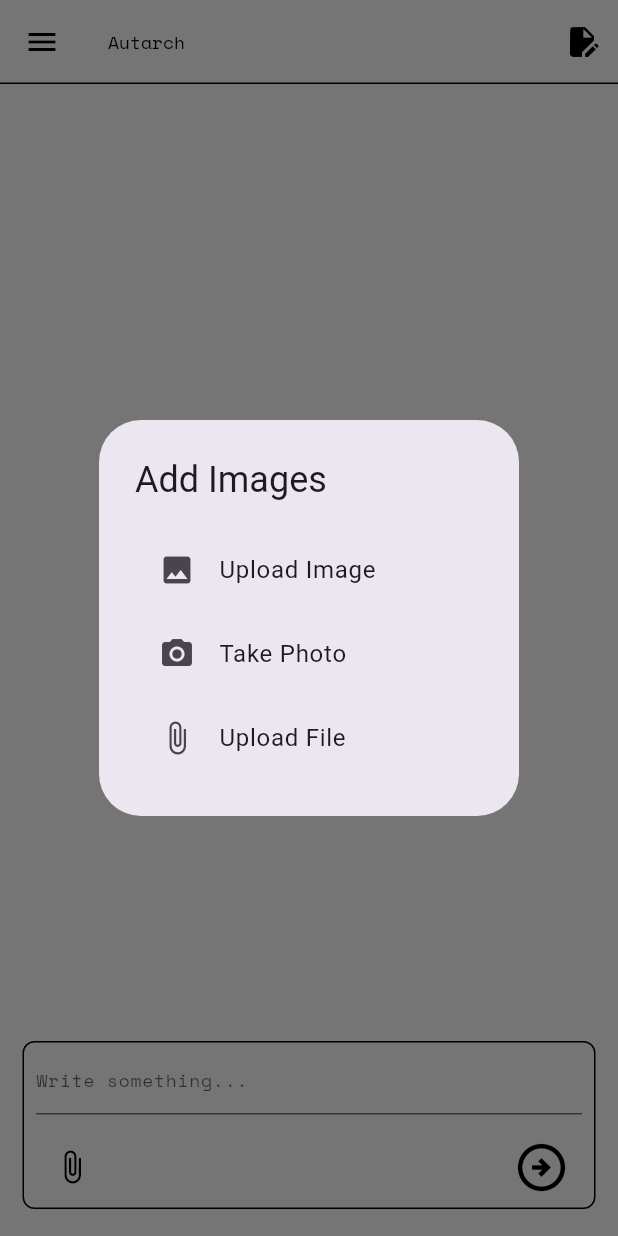
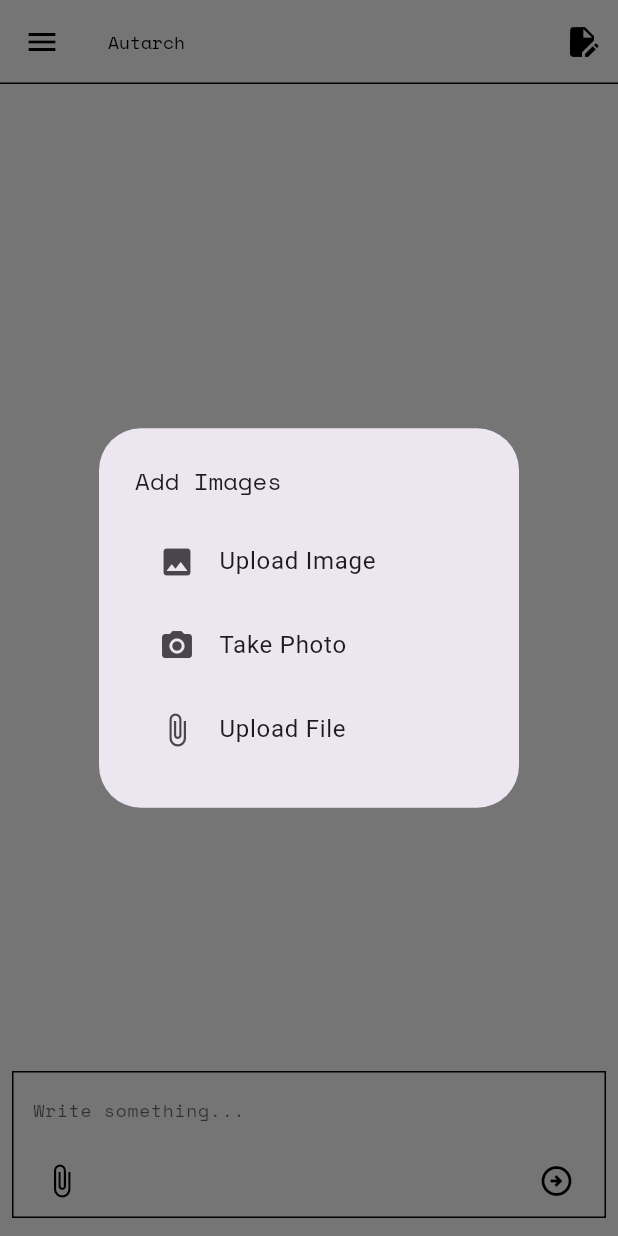
Before and after one commit to anujyadav140/autarchllm, a Flutter app: the screen it shows after launch, after a tap on the "attach file" icon, on a phone screen of 412 x 824 dp. Run offline on Flutter 3.47's test engine with Material 3 defaults, Android fonts, the light colour scheme and no system bars; our stand-ins replace file_picker, flutter_markdown, google_fonts, hive, hive_flutter, image_picker; missing offline and left inert: ollama_dart; accounts and stored records are empty; network calls fail.

Commit message:
styling changes and some fixes

```diff
--- a/lib/main.dart
+++ b/lib/main.dart
@@ -690,6 +690,8 @@ class _OllamaChatPageState extends State<OllamaChatPage> {
                         // Default Model
                         GestureDetector(
                           onTap: () {
+                            print(_defaultModel);
+                            print(serverUriController.text);
                             Navigator.of(context).push(MaterialPageRoute(builder: (context) => ModelInformationPage(url: serverUriController.text, modelName: _defaultModel,)));
                           },
                           child: Row(
@@ -948,7 +950,7 @@ class _OllamaChatPageState extends State<OllamaChatPage> {
       context: context,
       builder: (BuildContext context) {
         return AlertDialog(
-          title: const Text('Add Images'),
+          title: Text('Add Images', style: GoogleFonts.spaceMono(fontSize: Theme.of(context).textTheme.bodyLarge?.fontSize),),
           content: SingleChildScrollView(
             child: ListBody(
               children: <Widget>[
@@ -1019,9 +1021,14 @@ class _OllamaChatPageState extends State<OllamaChatPage> {
                   fontSize: Theme.of(context).textTheme.bodySmall?.fontSize,
                 ),
               ),
-              const SizedBox(width: 12),
+              const SizedBox(width: 25),
               if (_modelOptions.isNotEmpty)
-                DropdownButton<String>(
+                Container(
+                  width: 125,
+                  child: DropdownButton<String>(
+                    isDense: true,
+                    isExpanded: true,
+                    style: GoogleFonts.spaceMono(color: textColor,fontSize: Theme.of(context).textTheme.bodySmall?.fontSize),
                     dropdownColor: isLight ? Colors.white : Colors.grey[800],
                     iconEnabledColor: iconColor,
                     value: _defaultModel.isNotEmpty
@@ -1044,6 +1051,7 @@ class _OllamaChatPageState extends State<OllamaChatPage> {
                       final box = Hive.box('settings');
                       await box.put('defaultModel', _defaultModel);
                     },
+                  ),
                 ),
             ],
           ),
@@ -1080,23 +1088,24 @@ class _OllamaChatPageState extends State<OllamaChatPage> {
                 child: ListView(
                   padding: EdgeInsets.zero,
                   children: [
-                    DrawerHeader(
-                      decoration: BoxDecoration(
-                        color: isLight ? Colors.blue : Colors.grey[800],
-                      ),
-                      child: Column(
-                        children: [
-                          Text(
-                            'Your Chats',
-                            style: GoogleFonts.spaceMono(
-                              color: Colors.white,
-                               fontSize: Theme.of(context).textTheme.bodyLarge?.fontSize,
-                            ),
-                          ),
-                        ],
+                    // DrawerHeader(
+                    //   decoration: BoxDecoration(
+                    //     color: isLight ? Colors.blue : Colors.grey[800],
+                    //   ),
+                    //   child: Column(
+                    //     children: [
+                    //       Text(
+                    //         'Your Chats',
+                    //         style: GoogleFonts.spaceMono(
+                    //           color: Colors.white,
+                    //            fontSize: Theme.of(context).textTheme.bodyLarge?.fontSize,
+                    //         ),
+                    //       ),
+                    //     ],
 
-                      ),
-                    ),
+                    //   ),
+                    // ),
+                    SizedBox(height: 16),
                     ..._buildGroupedSessions(chatSessionsProvider.sessions, textColor, borderColor),
                   ],
                 ),
@@ -1148,9 +1157,9 @@ class _OllamaChatPageState extends State<OllamaChatPage> {
               // 2) Bottom input area
               Padding(
                 padding: EdgeInsets.only(
-                  left: kIsWeb ? 100.0 : 15.0,
-                  right: kIsWeb ? 100.0 : 15.0,
-                  bottom: kIsWeb ? 20.0 : 10.0,
+                  left: kIsWeb ? 100.0 : 8.0,
+                  right: kIsWeb ? 100.0 : 8.0,
+                  bottom: kIsWeb ? 20.0 : 4.0,
                 ),
                 child: Container(
                   color: isLight ? Colors.white : Colors.black87,
@@ -1164,7 +1173,7 @@ class _OllamaChatPageState extends State<OllamaChatPage> {
                           padding: const EdgeInsets.symmetric(horizontal: 8.0),
                           decoration: BoxDecoration(
                             border: Border.all(color: borderColor),
-                            borderRadius: BorderRadius.circular(8.0),
+                            borderRadius: BorderRadius.circular(0.0),
                           ),
                           child: Column(
                             mainAxisSize: MainAxisSize.min,
@@ -1178,8 +1187,11 @@ class _OllamaChatPageState extends State<OllamaChatPage> {
                                 maxLines: 4,
                                 textAlignVertical: TextAlignVertical.top,
                                 style: TextStyle(color: textColor),
+                                cursorColor: textColor,
                                 decoration: InputDecoration(
                                   hintText: 'Write something...',
+                                  border: InputBorder.none,
+                                  contentPadding: const EdgeInsets.symmetric(horizontal: 5),
                                   hintStyle: TextStyle(
                                     fontFamily: GoogleFonts.spaceMono().fontFamily,
                                     fontSize: Theme.of(context).textTheme.bodySmall?.fontSize,
@@ -1187,8 +1199,6 @@ class _OllamaChatPageState extends State<OllamaChatPage> {
                                   ),
                                 ),
                               ),
-                              const SizedBox(height: 8),
-
                               // Row of attach vs. send
                               Row(
                                 mainAxisAlignment:
@@ -1204,7 +1214,7 @@ class _OllamaChatPageState extends State<OllamaChatPage> {
 
                                   // Send text
                                   IconButton(
-                                    iconSize: 38,
+                                    iconSize: 24,
                                     icon: !_isLoading
                                         ? Icon(Icons.arrow_circle_right_outlined,
                                             color: iconColor)
```
Lines whose indentation alone changed are shown as unchanged.
